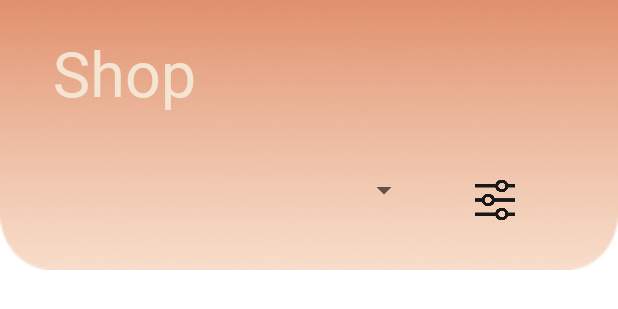
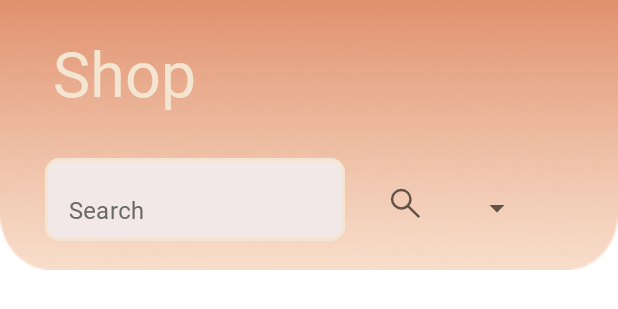
Before and after one commit to Mary-cpp/MusicShopApp, an Android app: the layout fragment_shop.xml on its own in the app's theme, with its tools: preview values and no code run, on a phone screen of 412 x 824 dp. Shown: the top 309 px of the screen. Run offline under Robolectric (Android 15) with nearby library versions, the phone set to English and light mode, and no system bars.

Commit message:
Searching products is not working....

```diff
--- a/app/src/main/java/com/example/myapp/Order.java
+++ b/app/src/main/java/com/example/myapp/Order.java
@@ -4,6 +4,7 @@
 import android.os.Parcelable;
 
 import java.util.HashMap;
+import java.util.List;
 
 public class Order implements Parcelable{
 
@@ -12,6 +13,9 @@
     private long price;
 
     public Order() {
+        this.number = "0";
+        this.details = "0";
+        this.price = 0L;
     }
 
     public Order(String number, String details, long price) {
--- /dev/null
+++ b/app/src/main/res/drawable-v24/search_lupa.xml
@@ -0,0 +1,10 @@
+<vector xmlns:android="http://schemas.android.com/apk/res/android"
+    android:width="48dp"
+    android:height="48dp"
+    android:viewportWidth="48"
+    android:viewportHeight="48"
+    android:tint="?attr/colorControlNormal">
+  <path
+      android:fillColor="@android:color/white"
+      android:pathData="M39.8,41.95 L26.65,28.8Q25.15,30.1 23.15,30.825Q21.15,31.55 18.9,31.55Q13.5,31.55 9.75,27.8Q6,24.05 6,18.75Q6,13.45 9.75,9.7Q13.5,5.95 18.85,5.95Q24.15,5.95 27.875,9.7Q31.6,13.45 31.6,18.75Q31.6,20.9 30.9,22.9Q30.2,24.9 28.8,26.65L42,39.75ZM18.85,28.55Q22.9,28.55 25.75,25.675Q28.6,22.8 28.6,18.75Q28.6,14.7 25.75,11.825Q22.9,8.95 18.85,8.95Q14.75,8.95 11.875,11.825Q9,14.7 9,18.75Q9,22.8 11.875,25.675Q14.75,28.55 18.85,28.55Z"/>
+</vector>
--- a/app/src/main/res/layout/fragment_auth.xml
+++ b/app/src/main/res/layout/fragment_auth.xml
@@ -116,7 +116,7 @@
             style="@style/signIn_with_google"
             android:layout_marginTop="15dp"
             android:text="@string/google"
-            app:icon="@drawable/search"
+            app:icon="@drawable/search_lupa"
             app:iconSize="25dp"
             app:iconTintMode="multiply"
             app:layout_constraintEnd_toEndOf="@id/auth_signIn"
--- a/app/src/main/res/layout/fragment_reg.xml
+++ b/app/src/main/res/layout/fragment_reg.xml
@@ -150,7 +150,7 @@
         android:layout_height="60dp"
         android:layout_marginTop="30dp"
         android:backgroundTint="@color/white"
-        app:icon="@drawable/search"
+        app:icon="@drawable/search_lupa"
         app:iconSize="25dp"
         app:iconTintMode="multiply"
         android:text="@string/google"
--- a/app/src/main/res/layout/fragment_shop.xml
+++ b/app/src/main/res/layout/fragment_shop.xml
@@ -17,10 +17,16 @@
             android:scaleType="fitXY"
             android:src="@drawable/back_shop"/>
 
-        <TextView
-            style="@style/headers_style_light"
-            android:layout_marginTop="20dp"
-            android:text="@string/shop"/>
+        <LinearLayout
+            android:layout_width="match_parent"
+            android:layout_height="wrap_content"
+            android:orientation="horizontal">
+
+            <TextView
+                style="@style/headers_style_light"
+                android:layout_marginTop="20dp"
+                android:text="@string/shop"/>
+        </LinearLayout>
 
         <LinearLayout
             android:layout_width="match_parent"
@@ -29,22 +35,42 @@
             android:layout_marginBottom="20dp"
             android:orientation="horizontal">
 
+            <com.google.android.material.textfield.TextInputLayout
+                android:id="@+id/search_product"
+                style="@style/editText"
+                android:layout_marginStart="30dp"
+                android:layout_marginTop="100dp">
+
+                <com.google.android.material.textfield.TextInputEditText
+                    android:id="@+id/search_product_et"
+                    android:layout_width="200dp"
+                    android:layout_height="55dp"
+                    android:backgroundTint="@color/milky"
+                    android:fontFamily="@font/sen_regular"
+                    android:inputType="text"
+                    android:text="@string/search"
+                    android:textColor="@color/grey" />
+            </com.google.android.material.textfield.TextInputLayout>
+
+            <ImageButton
+                android:visibility="visible"
+                android:id="@+id/search_button"
+                android:layout_width="50dp"
+                android:layout_height="50dp"
+                android:layout_marginStart="15dp"
+                android:layout_gravity="bottom"
+                android:src="@drawable/search_lupa"
+                android:scaleType="fitCenter"
+                android:backgroundTint="#00FFFFFF"/>
+
             <Spinner
                 android:id="@+id/spinner"
-                android:layout_marginStart="30dp"
-                android:layout_width="250dp"
-                android:layout_height="40dp"/>
-
-            <ImageButton
-                android:id="@+id/shop_filter_button"
-                android:layout_width="60dp"
-                android:layout_height="53dp"
                 android:layout_gravity="bottom|end"
-                android:layout_marginStart="20dp"
-                android:backgroundTint="#00FFFFFF"
-                android:scaleType="fitXY"
-                android:src="@drawable/filter" />
-
+                android:layout_marginStart="10dp"
+                android:layout_marginBottom="2dp"
+                android:layout_marginEnd="10dp"
+                android:layout_width="50dp"
+                android:layout_height="40dp" />
         </LinearLayout>
     </FrameLayout>
 
```
Also changed, not shown: app/src/main/java/com/example/myapp/FragmentCart.java (+38 -19 lines), app/src/main/java/com/example/myapp/FragmentShop.java (+44 -0 lines).
